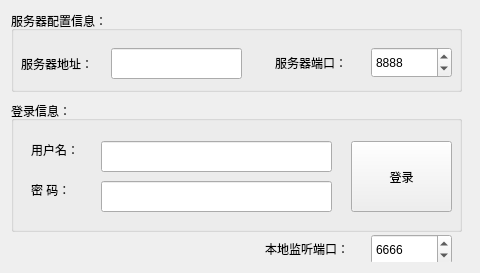
First picture: the form in Client/mainwindow.ui, repository dushibaiyu/QSocket5Tunnel, before the edit.
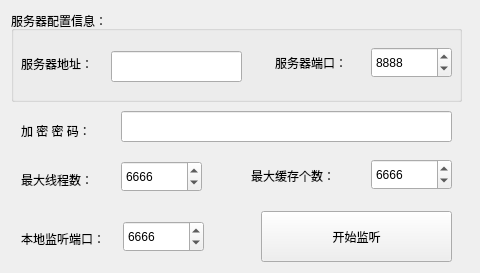
Second picture: the form after the edit. Icons and pictures are not drawn.

The edit to the form file:
```diff
--- a/Client/mainwindow.ui
+++ b/Client/mainwindow.ui
@@ -43,7 +43,7 @@
           <x>0</x>
           <y>0</y>
           <width>451</width>
-          <height>81</height>
+          <height>91</height>
          </rect>
         </property>
         <property name="title">
@@ -98,7 +98,7 @@
          <property name="geometry">
           <rect>
            <x>100</x>
-           <y>37</y>
+           <y>40</y>
            <width>131</width>
            <height>31</height>
           </rect>
@@ -111,8 +111,8 @@
        <widget class="QSpinBox" name="loaPort">
         <property name="geometry">
          <rect>
-          <x>360</x>
-          <y>223</y>
+          <x>112</x>
+          <y>210</y>
           <width>81</width>
           <height>31</height>
          </rect>
@@ -130,99 +130,115 @@
        <widget class="QLabel" name="label_6">
         <property name="geometry">
          <rect>
-          <x>254</x>
-          <y>230</y>
-          <width>101</width>
+          <x>10</x>
+          <y>160</y>
+          <width>91</width>
           <height>16</height>
          </rect>
         </property>
         <property name="text">
-         <string>本地监听端口：</string>
+         <string>&lt;html&gt;&lt;head/&gt;&lt;body&gt;&lt;p&gt;最大线程数：&lt;/p&gt;&lt;/body&gt;&lt;/html&gt;</string>
         </property>
        </widget>
-       <widget class="QGroupBox" name="groupBox_2">
+       <widget class="QLineEdit" name="password">
         <property name="geometry">
          <rect>
-          <x>0</x>
-          <y>90</y>
-          <width>451</width>
-          <height>131</height>
+          <x>110</x>
+          <y>100</y>
+          <width>331</width>
+          <height>31</height>
          </rect>
         </property>
-        <property name="title">
-         <string>登录信息：</string>
-        </property>
+       </widget>
         <widget class="QLabel" name="label">
          <property name="geometry">
           <rect>
-           <x>20</x>
-           <y>40</y>
-           <width>62</width>
-           <height>19</height>
+          <x>10</x>
+          <y>110</y>
+          <width>81</width>
+          <height>21</height>
           </rect>
          </property>
          <property name="text">
-          <string>&lt;html&gt;&lt;head/&gt;&lt;body&gt;&lt;p&gt;用户名：&lt;/p&gt;&lt;/body&gt;&lt;/html&gt;</string>
-         </property>
-        </widget>
-        <widget class="QLineEdit" name="lineUser">
+         <string>&lt;html&gt;&lt;head/&gt;&lt;body&gt;&lt;p&gt;加 密 密 码：&lt;/p&gt;&lt;/body&gt;&lt;/html&gt;</string>
+        </property>
+       </widget>
+       <widget class="QPushButton" name="pushButton">
          <property name="geometry">
           <rect>
-           <x>90</x>
-           <y>40</y>
-           <width>231</width>
-           <height>31</height>
-          </rect>
-         </property>
-         <property name="inputMask">
-          <string/>
-         </property>
+          <x>250</x>
+          <y>200</y>
+          <width>191</width>
+          <height>51</height>
+         </rect>
+        </property>
+        <property name="text">
+         <string>开始监听</string>
+        </property>
+       </widget>
+       <widget class="QLabel" name="label_9">
+        <property name="geometry">
+         <rect>
+          <x>240</x>
+          <y>156</y>
+          <width>101</width>
+          <height>16</height>
+         </rect>
+        </property>
          <property name="text">
-          <string/>
-         </property>
-        </widget>
-        <widget class="QLabel" name="label_2">
+         <string>&lt;html&gt;&lt;head/&gt;&lt;body&gt;&lt;p&gt;最大缓存个数：&lt;/p&gt;&lt;/body&gt;&lt;/html&gt;</string>
+        </property>
+       </widget>
+       <widget class="QLabel" name="label_10">
          <property name="geometry">
           <rect>
-           <x>20</x>
-           <y>80</y>
-           <width>62</width>
-           <height>19</height>
+          <x>10</x>
+          <y>220</y>
+          <width>101</width>
+          <height>16</height>
           </rect>
          </property>
          <property name="text">
-          <string>&lt;html&gt;&lt;head/&gt;&lt;body&gt;&lt;p&gt;密    码：&lt;/p&gt;&lt;/body&gt;&lt;/html&gt;</string>
-         </property>
-        </widget>
-        <widget class="QLineEdit" name="linepword">
+         <string>本地监听端口：</string>
+        </property>
+       </widget>
+       <widget class="QSpinBox" name="maxcache">
          <property name="geometry">
           <rect>
-           <x>90</x>
-           <y>80</y>
-           <width>231</width>
+          <x>360</x>
+          <y>148</y>
+          <width>81</width>
            <height>31</height>
           </rect>
          </property>
-         <property name="text">
-          <string/>
-         </property>
-         <property name="echoMode">
-          <enum>QLineEdit::Password</enum>
-         </property>
-        </widget>
-        <widget class="QPushButton" name="butLogin">
+        <property name="minimum">
+         <number>1000</number>
+        </property>
+        <property name="maximum">
+         <number>10000</number>
+        </property>
+        <property name="value">
+         <number>6666</number>
+        </property>
+       </widget>
+       <widget class="QSpinBox" name="maxthread">
          <property name="geometry">
           <rect>
-           <x>340</x>
-           <y>40</y>
-           <width>101</width>
-           <height>71</height>
-          </rect>
-         </property>
-         <property name="text">
-          <string>登录</string>
-         </property>
-        </widget>
+          <x>110</x>
+          <y>150</y>
+          <width>81</width>
+          <height>31</height>
+         </rect>
+        </property>
+        <property name="minimum">
+         <number>1000</number>
+        </property>
+        <property name="maximum">
+         <number>10000</number>
+        </property>
+        <property name="value">
+         <number>6666</number>
+        </property>
        </widget>
       </widget>
       <widget class="QWidget" name="pageState">
```
Lines whose indentation alone changed are shown as unchanged.
